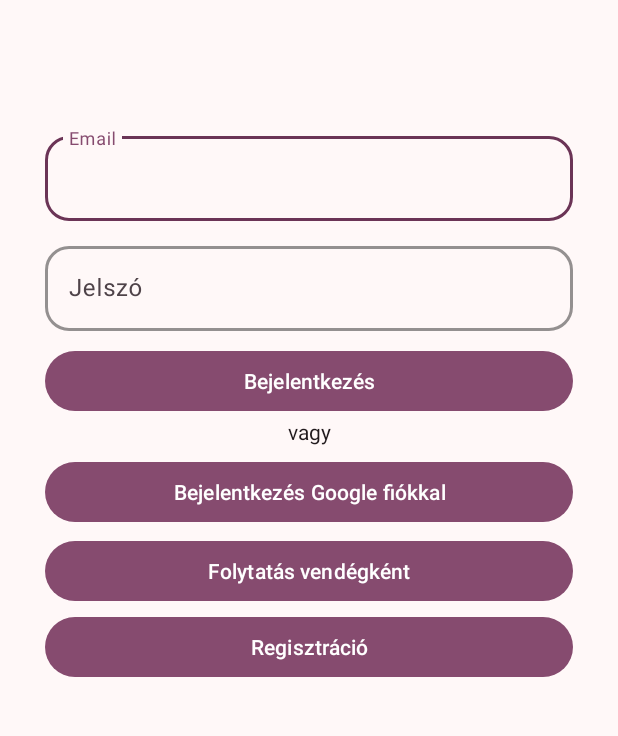
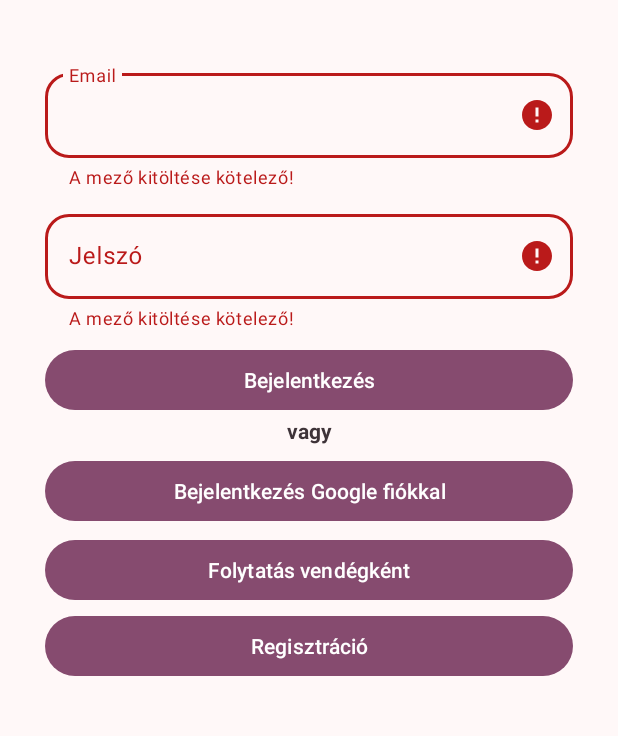
Before and after one commit to b-mlr/NailAppt, an Android app: the screen it shows after launch (SignInActivity), after a tap on "Bejelentkezés", on a phone screen of 412 x 824 dp, the part 444-1180 px from its top. Run offline under Robolectric (Android 15) with nearby library versions, the phone set to English and light mode, and no system bars; our stand-ins replace Firebase (no records; nobody signed in at launch, a user with empty details on screens opened directly); 1 other tap on this screen came first.

Commit message:
.
Signed-off-by: Molnár Bettina <h879553@stud.u-szeged.hu>

```diff
--- a/app/src/main/java/com/example/nailappt/SignInActivity.java
+++ b/app/src/main/java/com/example/nailappt/SignInActivity.java
@@ -6,7 +6,8 @@ import android.content.SharedPreferences;
 import android.os.Bundle;
 import android.util.Log;
 import android.view.View;
-import android.view.WindowInsetsAnimation;
+import android.text.TextWatcher;
+import android.text.Editable;
 import android.widget.Toast;
 
 import androidx.activity.EdgeToEdge;
@@ -24,6 +25,7 @@ import com.google.android.gms.common.api.ApiException;
 import com.google.android.gms.tasks.OnCompleteListener;
 import com.google.android.gms.tasks.Task;
 import com.google.android.material.textfield.TextInputEditText;
+import com.google.android.material.textfield.TextInputLayout;
 import com.google.firebase.auth.AuthCredential;
 import com.google.firebase.auth.AuthResult;
 import com.google.firebase.auth.FirebaseAuth;
@@ -37,6 +39,8 @@ public class SignInActivity extends AppCompatActivity {
     private static final int SECRET_KEY = 12;
     TextInputEditText emailET;
     TextInputEditText passwordET;
+    TextInputLayout editTextEmailLayoutET;
+    TextInputLayout editTextPasswordLayoutET;
     private SharedPreferences preferences;
     private FirebaseAuth mAuth;
     private GoogleSignInClient mGoogleSignInClient;
@@ -48,16 +52,48 @@ public class SignInActivity extends AppCompatActivity {
         EdgeToEdge.enable(this);
         setContentView(R.layout.activity_signin);
 
-        emailET = findViewById(R.id.editTextEmail);
-        passwordET = findViewById(R.id.editTextPassword);
-
-        preferences = getSharedPreferences(PREF_KEY, MODE_PRIVATE);
-
         ViewCompat.setOnApplyWindowInsetsListener(findViewById(R.id.signin), (v, insets) -> {
             Insets systemBars = insets.getInsets(WindowInsetsCompat.Type.systemBars());
             v.setPadding(systemBars.left, systemBars.top, systemBars.right, systemBars.bottom);
             return insets;
         });
+
+        emailET = findViewById(R.id.editTextEmail);
+        passwordET = findViewById(R.id.editTextPassword);
+        editTextPasswordLayoutET = findViewById(R.id.editTextPasswordLayout);
+        editTextEmailLayoutET = findViewById(R.id.editTextEmailLayout);
+
+        emailET.addTextChangedListener(new TextWatcher(){
+            @Override
+            public void beforeTextChanged(CharSequence s, int start, int count, int after) {}
+
+            @Override
+            public void onTextChanged(CharSequence s, int start, int before, int count) {
+                if(editTextEmailLayoutET.getError() != null){
+                    editTextEmailLayoutET.setError(null);
+                }
+            }
+
+            @Override
+            public void afterTextChanged(Editable s) {}
+        });
+
+        passwordET.addTextChangedListener(new TextWatcher(){
+            @Override
+            public void beforeTextChanged(CharSequence s, int start, int count, int after) {}
+
+            @Override
+            public void onTextChanged(CharSequence s, int start, int before, int count) {
+                if(editTextPasswordLayoutET.getError() != null){
+                    editTextPasswordLayoutET.setError(null);
+                }
+            }
+
+            @Override
+            public void afterTextChanged(Editable s) {}
+        });
+
+        preferences = getSharedPreferences(PREF_KEY, MODE_PRIVATE);
 
         mAuth = FirebaseAuth.getInstance();
 
@@ -79,20 +115,33 @@ public class SignInActivity extends AppCompatActivity {
         String email = emailET.getText().toString();
         String password = passwordET.getText().toString();
 
-
-        mAuth.signInWithEmailAndPassword(email, password).addOnCompleteListener(this, new OnCompleteListener<AuthResult>() {
-            @Override
-            public void onComplete(@NonNull Task<AuthResult> task) {
-                if(task.isSuccessful()){
+        if(!email.trim().isEmpty() && !password.trim().isEmpty() ) {
+            mAuth.signInWithEmailAndPassword(email, password).addOnCompleteListener(this, task -> {
+                if (task.isSuccessful()) {
                     Log.i(LOG_TAG, "Successful login: " + email);
                     goToMain();
                 } else {
-                    Log.d(LOG_TAG,"Login unsuccessful!");
-                    Toast.makeText(SignInActivity.this,task.getException().getMessage(),Toast.LENGTH_LONG).show();
+                    Log.d(LOG_TAG, "Login unsuccessful!");
+                    editTextEmailLayoutET.setError(" ");
+                    editTextPasswordLayoutET.setError("Hibás email-cím vagy jelszó! Próbálja újra!");
+                }
+            });
+        } else {
+            if(email.trim().isEmpty()) {
+                emailET.setText("");
+                editTextEmailLayoutET.setError("A mező kitöltése kötelező!");
+
+            }
+            if(password.trim().isEmpty()) {
+                passwordET.setText("");
+                editTextPasswordLayoutET.setError("A mező kitöltése kötelező!");
             }
         }
-        });
     }
+
+
+
+
 
     @Override
     public void onActivityResult(int requestCode, int resultCode, Intent data){
@@ -115,9 +164,7 @@ public class SignInActivity extends AppCompatActivity {
 
     private void firebaseAuthWithGoogle(String idToken) {
         AuthCredential credential = GoogleAuthProvider.getCredential(idToken,null);
-        mAuth.signInWithCredential(credential).addOnCompleteListener(this, new OnCompleteListener<AuthResult>() {
-            @Override
-            public void onComplete(@NonNull Task<AuthResult> task) {
+        mAuth.signInWithCredential(credential).addOnCompleteListener(this, task -> {
             if(task.isSuccessful()){
                 Log.i(LOG_TAG, "Successful Google login: " + idToken);
                 goToMain();
@@ -125,23 +172,19 @@ public class SignInActivity extends AppCompatActivity {
                 Log.d(LOG_TAG, "Google sign in failed!");
                 Toast.makeText(SignInActivity.this,task.getException().getMessage(),Toast.LENGTH_LONG).show();
             }
-            }
         });
 
 
     }
 
     public void loginAsGuest(View view) {
-        mAuth.signInAnonymously().addOnCompleteListener(this, new OnCompleteListener<AuthResult>() {
-            @Override
-            public void onComplete(@NonNull Task<AuthResult> task) {
+        mAuth.signInAnonymously().addOnCompleteListener(this, task -> {
             if(task.isSuccessful()){
                 Log.i(LOG_TAG, "Successful login: guest user");
                 goToMain();
             } else {
                 Log.d(LOG_TAG,"Login unsuccessful!");
                 Toast.makeText(SignInActivity.this,task.getException().getMessage(),Toast.LENGTH_LONG).show();
-                }
             }
         });
     }
--- a/app/src/main/res/layout/activity_signin.xml
+++ b/app/src/main/res/layout/activity_signin.xml
@@ -42,13 +42,17 @@
         app:layout_constraintStart_toStartOf="parent"
         app:layout_constraintTop_toTopOf="@+id/pinkBanner" />
 
+    <androidx.constraintlayout.widget.Barrier
+        android:layout_width="match_parent"
+        android:layout_height="match_parent"
+        />
+
     <com.google.android.material.textfield.TextInputLayout
         android:id="@+id/editTextEmailLayout"
         android:layout_width="match_parent"
         android:layout_height="wrap_content"
         android:layout_marginStart="30dp"
         android:layout_marginEnd="30dp"
-        android:textColorHint="@color/md_theme_onSurface"
         app:boxBackgroundMode="outline"
         app:boxCornerRadiusBottomEnd="16dp"
         app:boxCornerRadiusBottomStart="16dp"
@@ -56,9 +60,12 @@
         app:boxCornerRadiusTopStart="16dp"
         app:boxStrokeColor="@color/md_theme_onPrimaryContainer"
         app:boxStrokeWidth="2dp"
+        app:errorEnabled="true"
         app:layout_constraintBottom_toBottomOf="parent"
         app:layout_constraintTop_toTopOf="parent"
-        app:layout_constraintVertical_bias="0.5">
+        app:layout_constraintVertical_bias="0.458"
+        app:passwordToggleTint="@color/md_theme_onPrimaryContainer"
+        tools:layout_editor_absoluteX="30dp">
 
         <com.google.android.material.textfield.TextInputEditText
             android:id="@+id/editTextEmail"
@@ -74,7 +81,6 @@
 
     </com.google.android.material.textfield.TextInputLayout>
 
-
     <com.google.android.material.textfield.TextInputLayout
         android:id="@+id/editTextPasswordLayout"
         android:layout_width="match_parent"
@@ -87,9 +93,13 @@
         app:boxCornerRadiusTopStart="16dp"
         app:boxStrokeColor="@color/md_theme_onPrimaryContainer"
         app:boxStrokeWidth="2dp"
+        app:errorEnabled="true"
         app:layout_constraintBottom_toBottomOf="parent"
         app:layout_constraintTop_toBottomOf="@+id/editTextEmailLayout"
-        app:layout_constraintVertical_bias="0.035">
+        app:layout_constraintVertical_bias="0.035"
+        app:passwordToggleEnabled="true"
+        app:passwordToggleTint="@color/md_theme_onPrimaryContainer"
+        tools:layout_editor_absoluteX="30dp">
 
         <com.google.android.material.textfield.TextInputEditText
             android:id="@+id/editTextPassword"
@@ -123,11 +133,11 @@
         android:layout_width="wrap_content"
         android:layout_height="wrap_content"
         android:text="@string/or"
-        android:textColor="@color/md_theme_onSurface"
+        android:textColor="@color/md_theme_onSurfaceVariant_mediumContrast"
+        android:textStyle="bold"
         app:layout_constraintEnd_toEndOf="parent"
         app:layout_constraintStart_toStartOf="parent"
-        app:layout_constraintTop_toBottomOf="@+id/loginButton"
-        app:layout_constraintVertical_bias="0.035" />
+        app:layout_constraintTop_toBottomOf="@+id/loginButton" />
 
     <Button
         android:id="@+id/googleSignInButton"
```
Lines whose indentation alone changed are shown as unchanged.
